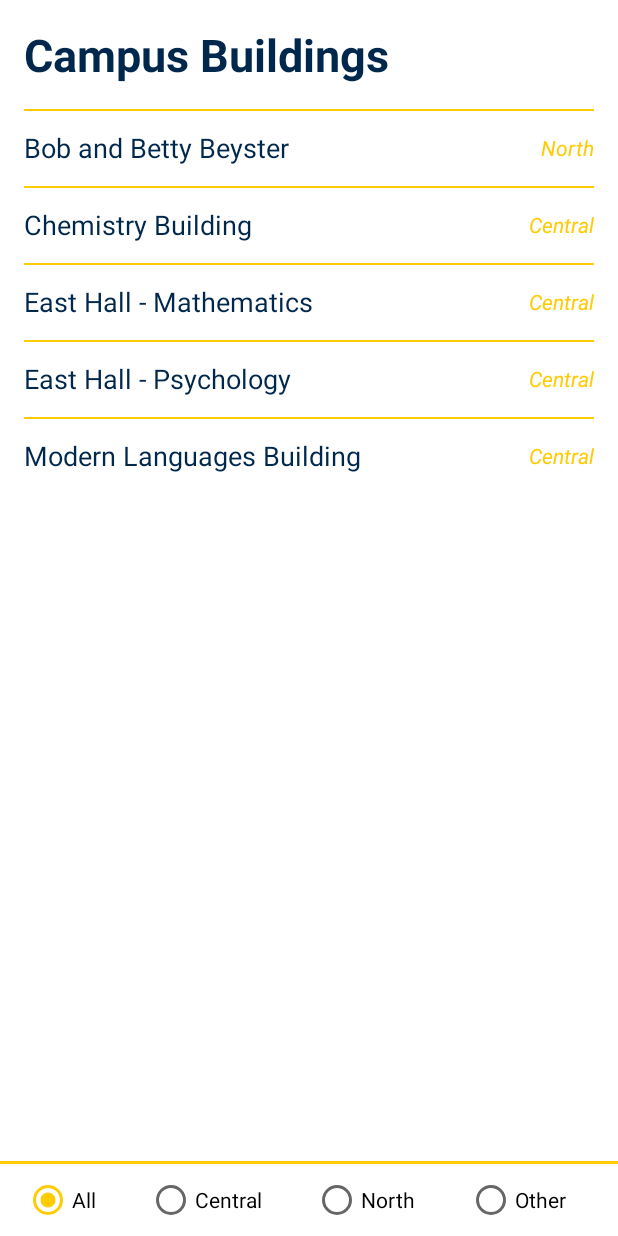
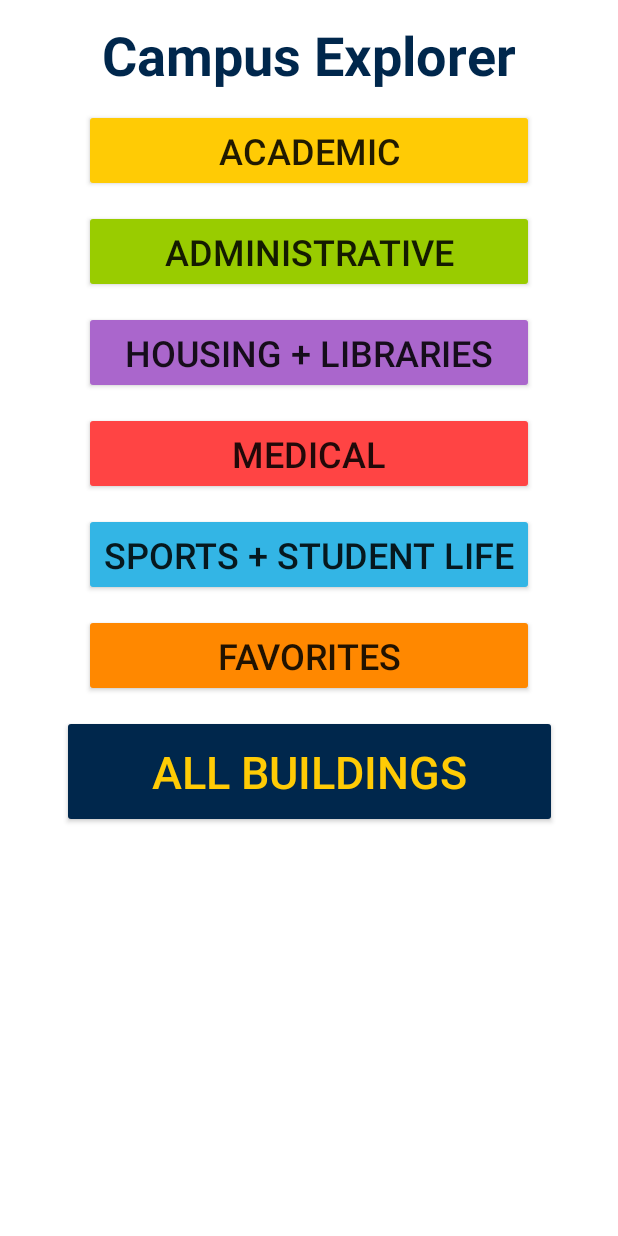
Before and after one commit to jjian4/CampusExplorer, an Android app: the screen it shows after launch (MainActivity before the commit, CategoriesActivity after it), on a phone screen of 412 x 824 dp. Run offline under Robolectric (Android 15) with nearby library versions, the phone set to English and light mode, and no system bars.

Commit message:
Created CategoriesActivity, bug in intent prevents passing in list

```diff
--- a/app/src/main/java/me/jamesjiang/campusexplorer/BuildingInfoActivity.kt
+++ b/app/src/main/java/me/jamesjiang/campusexplorer/BuildingInfoActivity.kt
@@ -4,7 +4,6 @@ import android.content.Intent
 import android.net.Uri
 import android.support.v7.app.AppCompatActivity
 import android.os.Bundle
-import android.util.Log
 import kotlinx.android.synthetic.main.activity_building_info.*
 
 class BuildingInfoActivity : AppCompatActivity() {
@@ -37,10 +36,10 @@ class BuildingInfoActivity : AppCompatActivity() {
             startActivity(directionsIntent)
         }
 
-        //Brings user back to MainActivity
+        //Brings user back to BuildingsActivity
         button_info_goto_main.setOnClickListener {
-            val mainIntent = Intent(this, MainActivity::class.java)
-            startActivity(mainIntent)
+            val buildingsIntent = Intent(this, BuildingsActivity::class.java)
+            startActivity(buildingsIntent)
         }
 
     }
--- a/app/src/main/java/me/jamesjiang/campusexplorer/Buildings.kt
+++ b/app/src/main/java/me/jamesjiang/campusexplorer/Buildings.kt
@@ -16,7 +16,7 @@ data class Building(val name: String,
     companion object {
 
         //Set of all buildings with their name, campus, and urls
-        val buildings: Set<Building> = setOf(
+        val academicBuildings: Set<Building> = setOf(
                 Building("Bob and Betty Beyster", Area.North, "bob+and+betty+beyster+building",
                         "https://campusinfo.umich.edu/building-search/building/525/bob-and-betty-beyster-building"),
 
--- a/app/src/main/java/me/jamesjiang/campusexplorer/MainActivity.kt
+++ b/app/src/main/java/me/jamesjiang/campusexplorer/BuildingsActivity.kt
@@ -3,19 +3,34 @@ package me.jamesjiang.campusexplorer
 import android.support.v7.app.AppCompatActivity
 import android.os.Bundle
 import android.support.v7.widget.LinearLayoutManager
-import kotlinx.android.synthetic.main.activity_main.*
+import android.util.Log
+import kotlinx.android.synthetic.main.activity_buildings.*
 
 //Displays list of buildings, with filter and search options
-class MainActivity : AppCompatActivity() {
+//Default constructor must be defined for activity to be included in manifest (will not be used)
+class BuildingsActivity(): AppCompatActivity() {
+
+    var buildingsList: List<Building> = listOf(Building("Test", Building.Area.North, "texting", "testinggg"))
+
+    //Constructor that is used when choosing building category
+    constructor(passedBuildingsList: List<Building>): this() {
+        this.buildingsList = passedBuildingsList
+
+        Log.d("James", this.buildingsList.toString())
+        Log.d("James", buildingsList.toString())
+    }
+
 
     override fun onCreate(savedInstanceState: Bundle?) {
         super.onCreate(savedInstanceState)
-        setContentView(R.layout.activity_main)
+        setContentView(R.layout.activity_buildings)
+
+        Log.d("James", buildingsList.toString())
 
         //Recyclerview of buildings, with default radio button at all
         recylcerview_buildings.layoutManager = LinearLayoutManager(this)
-        var buildingsList = Building.buildings.toMutableList()
-        buildingsList.sortBy { it.name }
+        /*var buildingsList = Building.academicBuildings.toMutableList()
+        buildingsList.sortBy { it.name }*/
         recylcerview_buildings.adapter = BuildingsAdapter(this, buildingsList)
 
 
--- a/app/src/main/java/me/jamesjiang/campusexplorer/BuildingsAdapter.kt
+++ b/app/src/main/java/me/jamesjiang/campusexplorer/BuildingsAdapter.kt
@@ -8,7 +8,7 @@ import android.view.ViewGroup
 import kotlinx.android.synthetic.main.buildings_row.view.*
 
 //Adapter for recyclerview of buildings
-class BuildingsAdapter(val mainActivity: MainActivity, val buildingsList: List<Building>)
+class BuildingsAdapter(val buildingsActivity: BuildingsActivity, val buildingsList: List<Building>)
     : RecyclerView.Adapter<CustomViewHolder>() {
 
     override fun getItemCount(): Int {
@@ -27,9 +27,9 @@ class BuildingsAdapter(val mainActivity: MainActivity, val buildingsList: List<B
 
         //Clicking on a building row changes activity
         holder.itemView.setOnClickListener {
-            val infoIntent = Intent(mainActivity, BuildingInfoActivity::class.java)
+            val infoIntent = Intent(buildingsActivity, BuildingInfoActivity::class.java)
             infoIntent.putExtra("Building", buildingsList.get(position))
-            mainActivity.startActivity(infoIntent)
+            buildingsActivity.startActivity(infoIntent)
         }
     }
 
--- /dev/null
+++ b/app/src/main/java/me/jamesjiang/campusexplorer/CategoriesActivity.kt
@@ -0,0 +1,29 @@
+package me.jamesjiang.campusexplorer
+
+import android.content.Intent
+import android.support.v7.app.AppCompatActivity
+import android.os.Bundle
+import kotlinx.android.synthetic.main.activity_categories.*
+
+class CategoriesActivity : AppCompatActivity() {
+
+    override fun onCreate(savedInstanceState: Bundle?) {
+        super.onCreate(savedInstanceState)
+        setContentView(R.layout.activity_categories)
+
+
+
+        button_academic.setOnClickListener {
+            var buildingsList = Building.academicBuildings.toMutableList()
+            buildingsList.sortBy { it.name }
+
+            sendToBuildingsActivity(buildingsList)
+        }
+    }
+
+    fun sendToBuildingsActivity(buildingsList: List<Building>) {
+        val buildingsActivity = BuildingsActivity(buildingsList)
+        val buildingsIntent = Intent(this, buildingsActivity::class.java)
+        startActivity(buildingsIntent)
+    }
+}
--- a/app/src/main/res/layout/activity_building_info.xml
+++ b/app/src/main/res/layout/activity_building_info.xml
@@ -6,8 +6,8 @@
     android:layout_height="match_parent"
     android:orientation="vertical"
     android:paddingBottom="8dp"
-    android:paddingLeft="8dp"
-    android:paddingRight="8dp"
+    android:paddingLeft="16dp"
+    android:paddingRight="16dp"
     android:paddingTop="16dp"
     tools:context=".BuildingInfoActivity">
 
@@ -37,7 +37,7 @@
 
         <Button
             android:id="@+id/button_info_website"
-            android:layout_width="wrap_content"
+            android:layout_width="10dp"
             android:layout_height="wrap_content"
             android:layout_weight="1"
             android:text="@string/info_website_button"
@@ -46,7 +46,7 @@
 
         <Button
             android:id="@+id/button_info_directions"
-            android:layout_width="wrap_content"
+            android:layout_width="10dp"
             android:layout_height="wrap_content"
             android:layout_weight="1"
             android:text="@string/info_directions_button"
--- a/app/src/main/res/layout/activity_main.xml
+++ b/app/src/main/res/layout/activity_buildings.xml
@@ -4,7 +4,7 @@
     xmlns:tools="http://schemas.android.com/tools"
     android:layout_width="match_parent"
     android:layout_height="match_parent"
-    tools:context=".MainActivity">
+    tools:context=".BuildingsActivity">
 
     <android.support.v7.widget.RecyclerView
         android:id="@+id/recylcerview_buildings"
@@ -77,7 +77,7 @@
         android:layout_height="wrap_content"
         android:layout_marginStart="16dp"
         android:layout_marginTop="16dp"
-        android:text="@string/main_textview"
+        android:text="@string/buildings_textview"
         android:textAllCaps="false"
         android:textColor="@color/colorPrimary"
         android:textSize="30sp"
--- /dev/null
+++ b/app/src/main/res/layout/activity_categories.xml
@@ -0,0 +1,125 @@
+<?xml version="1.0" encoding="utf-8"?>
+<android.support.constraint.ConstraintLayout xmlns:android="http://schemas.android.com/apk/res/android"
+    xmlns:app="http://schemas.android.com/apk/res-auto"
+    xmlns:tools="http://schemas.android.com/tools"
+    android:layout_width="match_parent"
+    android:layout_height="match_parent"
+    tools:context=".CategoriesActivity">
+
+    <TextView
+        android:id="@+id/textView_title"
+        android:layout_width="wrap_content"
+        android:layout_height="wrap_content"
+        android:layout_marginEnd="8dp"
+        android:layout_marginStart="8dp"
+        android:layout_marginTop="12dp"
+        android:text="@string/app_name"
+        android:textColor="@color/colorPrimary"
+        android:textSize="36sp"
+        android:textStyle="bold"
+        app:layout_constraintEnd_toEndOf="parent"
+        app:layout_constraintStart_toStartOf="parent"
+        app:layout_constraintTop_toTopOf="parent" />
+
+
+    <Button
+        android:id="@+id/button_academic"
+        android:layout_width="300dp"
+        android:layout_height="55dp"
+        android:layout_marginEnd="8dp"
+        android:layout_marginStart="8dp"
+        android:layout_marginTop="12dp"
+        android:backgroundTint="@color/colorAccent"
+        android:text="@string/academic_button"
+        android:textSize="24sp"
+        app:layout_constraintEnd_toEndOf="parent"
+        app:layout_constraintStart_toStartOf="parent"
+        app:layout_constraintTop_toBottomOf="@+id/textView_title" />
+
+    <Button
+        android:id="@+id/button_administrative"
+        android:layout_width="300dp"
+        android:layout_height="55dp"
+        android:layout_marginEnd="8dp"
+        android:layout_marginStart="8dp"
+        android:layout_marginTop="12dp"
+        android:backgroundTint="@android:color/holo_green_light"
+        android:text="@string/administrative_button"
+        android:textSize="24sp"
+        app:layout_constraintEnd_toEndOf="parent"
+        app:layout_constraintStart_toStartOf="parent"
+        app:layout_constraintTop_toBottomOf="@+id/button_academic" />
+
+    <Button
+        android:id="@+id/button_housing_libraries"
+        android:layout_width="300dp"
+        android:layout_height="55dp"
+        android:layout_marginEnd="8dp"
+        android:layout_marginStart="8dp"
+        android:layout_marginTop="12dp"
+        android:backgroundTint="@android:color/holo_purple"
+        android:text="@string/housing_libraries_button"
+        android:textSize="24sp"
+        app:layout_constraintEnd_toEndOf="parent"
+        app:layout_constraintStart_toStartOf="parent"
+        app:layout_constraintTop_toBottomOf="@+id/button_administrative" />
+
+    <Button
+        android:id="@+id/button_medical"
+        android:layout_width="300dp"
+        android:layout_height="55dp"
+        android:layout_marginEnd="8dp"
+        android:layout_marginStart="8dp"
+        android:layout_marginTop="12dp"
+        android:backgroundTint="@android:color/holo_red_light"
+        android:text="@string/medical_button"
+        android:textSize="24sp"
+        app:layout_constraintEnd_toEndOf="parent"
+        app:layout_constraintStart_toStartOf="parent"
+        app:layout_constraintTop_toBottomOf="@+id/button_housing_libraries" />
+
+    <Button
+        android:id="@+id/button_sports_student_life"
+        android:layout_width="300dp"
+        android:layout_height="55dp"
+        android:layout_marginEnd="8dp"
+        android:layout_marginStart="8dp"
+        android:layout_marginTop="12dp"
+        android:backgroundTint="@android:color/holo_blue_light"
+        android:text="@string/sports_student_life_button"
+        android:textSize="24sp"
+        app:layout_constraintEnd_toEndOf="parent"
+        app:layout_constraintStart_toStartOf="parent"
+        app:layout_constraintTop_toBottomOf="@+id/button_medical" />
+
+    <Button
+        android:id="@+id/button_favorites"
+        android:layout_width="300dp"
+        android:layout_height="55dp"
+        android:layout_marginEnd="8dp"
+        android:layout_marginStart="8dp"
+        android:layout_marginTop="12dp"
+        android:backgroundTint="@android:color/holo_orange_dark"
+        android:text="@string/favorites_button"
+        android:textSize="24sp"
+        app:layout_constraintEnd_toEndOf="parent"
+        app:layout_constraintStart_toStartOf="parent"
+        app:layout_constraintTop_toBottomOf="@+id/button_sports_student_life" />
+
+    <Button
+        android:id="@+id/button_all"
+        android:layout_width="330dp"
+        android:layout_height="75dp"
+        android:layout_marginEnd="8dp"
+        android:layout_marginStart="8dp"
+        android:layout_marginTop="12dp"
+        android:backgroundTint="@color/colorPrimary"
+        android:elevation="0dp"
+        android:text="@string/all_button"
+        android:textColor="@color/colorAccent"
+        android:textSize="30sp"
+        app:layout_constraintEnd_toEndOf="parent"
+        app:layout_constraintStart_toStartOf="parent"
+        app:layout_constraintTop_toBottomOf="@+id/button_favorites" />
+
+</android.support.constraint.ConstraintLayout>
--- a/app/src/main/res/values/strings.xml
+++ b/app/src/main/res/values/strings.xml
@@ -1,7 +1,17 @@
 <resources>
     <string name="app_name">Campus Explorer</string>
 
-    <string name="main_textview">Campus Buildings</string>
+    <!--Categories-->
+    <string name="academic_button">Academic</string>
+    <string name="administrative_button">Administrative</string>
+    <string name="housing_libraries_button">Housing + Libraries</string>
+    <string name="medical_button">Medical</string>
+    <string name="sports_student_life_button">Sports + Student Life</string>
+    <string name="favorites_button">Favorites</string>
+    <string name="all_button">All Buildings</string>
+
+
+    <string name="buildings_textview">Campus Buildings</string>
 
     <string name="info_website_button">Website</string>
     <string name="info_directions_button">Directions</string>
```
Also changed, not shown: app/src/main/AndroidManifest.xml (+4 -3 lines).
